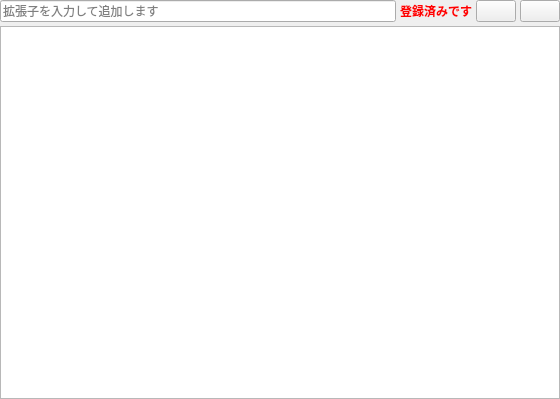
Old version of the form main/src/ui/UIConfigSuffixEdit.ui in the repository hananoki/nkf-gui.
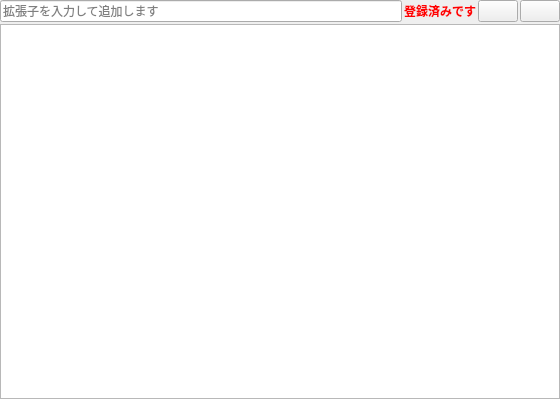
New version of the form. Icons and pictures are not drawn. Custom widgets are drawn as their Qt base class.

The edit to the form file:
```diff
--- a/main/src/ui/UIConfigSuffixEdit.ui
+++ b/main/src/ui/UIConfigSuffixEdit.ui
@@ -15,7 +15,7 @@
   </property>
   <layout class="QVBoxLayout" name="verticalLayout">
    <property name="spacing">
-    <number>4</number>
+    <number>2</number>
    </property>
    <property name="leftMargin">
     <number>0</number>
@@ -36,13 +36,15 @@
        <property name="placeholderText">
         <string>拡張子を入力して追加します</string>
        </property>
+       <property name="clearButtonEnabled">
+        <bool>true</bool>
+       </property>
       </widget>
      </item>
      <item>
       <widget class="QLabel" name="label_message">
        <property name="font">
         <font>
-         <weight>75</weight>
          <bold>true</bold>
         </font>
        </property>
@@ -76,6 +78,12 @@
      <property name="autoScroll">
       <bool>true</bool>
      </property>
+     <property name="alternatingRowColors">
+      <bool>true</bool>
+     </property>
+     <property name="selectionMode">
+      <enum>QAbstractItemView::ExtendedSelection</enum>
+     </property>
      <property name="selectionBehavior">
       <enum>QAbstractItemView::SelectRows</enum>
      </property>
@@ -86,7 +94,7 @@
       <enum>QListView::TopToBottom</enum>
      </property>
      <property name="isWrapping" stdset="0">
-      <bool>true</bool>
+      <bool>false</bool>
      </property>
      <property name="resizeMode">
       <enum>QListView::Adjust</enum>
@@ -106,6 +114,9 @@
      <property name="selectionRectVisible">
       <bool>false</bool>
      </property>
+     <property name="sortingEnabled">
+      <bool>true</bool>
+     </property>
     </widget>
    </item>
   </layout>
```
Left out of the diff: 12 changed lines with no effect on the pictures.
